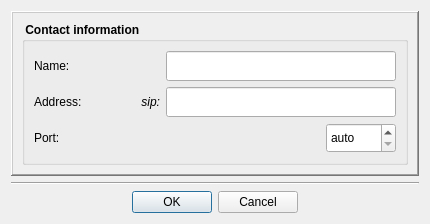
The window that Homer/forms/Dialogs/ContactEditDialog.ui (Homer-Conferencing/Homer-Conferencing) describes before a commit, drawn with Qt 5.
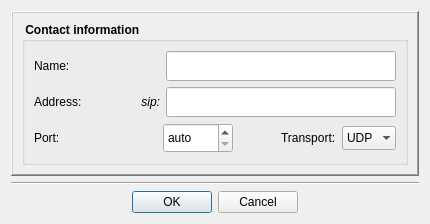
The same window after the commit. Icons and pictures are not drawn.

Commit message: - added support for configuring the transport protocol for conference management - continue fix: correct handling of IPv6 addresses with capital letters, convert DNS names to lower case

```diff
--- a/Homer/forms/Dialogs/ContactEditDialog.ui
+++ b/Homer/forms/Dialogs/ContactEditDialog.ui
@@ -94,6 +94,9 @@
              <property name="orientation">
               <enum>Qt::Horizontal</enum>
              </property>
+             <property name="sizeType">
+              <enum>QSizePolicy::MinimumExpanding</enum>
+             </property>
              <property name="sizeHint" stdset="0">
               <size>
                <width>2</width>
@@ -167,6 +170,9 @@
              <property name="orientation">
               <enum>Qt::Horizontal</enum>
              </property>
+             <property name="sizeType">
+              <enum>QSizePolicy::MinimumExpanding</enum>
+             </property>
              <property name="sizeHint" stdset="0">
               <size>
                <width>2</width>
@@ -265,10 +271,13 @@
             </widget>
            </item>
            <item>
-            <spacer>
+            <spacer name="horizontalSpacer_3">
              <property name="orientation">
               <enum>Qt::Horizontal</enum>
              </property>
+             <property name="sizeType">
+              <enum>QSizePolicy::MinimumExpanding</enum>
+             </property>
              <property name="sizeHint" stdset="0">
               <size>
                <width>2</width>
@@ -317,6 +326,76 @@
              </property>
             </widget>
            </item>
+           <item>
+            <spacer>
+             <property name="orientation">
+              <enum>Qt::Horizontal</enum>
+             </property>
+             <property name="sizeType">
+              <enum>QSizePolicy::MinimumExpanding</enum>
+             </property>
+             <property name="sizeHint" stdset="0">
+              <size>
+               <width>2</width>
+               <height>20</height>
+              </size>
+             </property>
+            </spacer>
+           </item>
+           <item>
+            <widget class="QLabel" name="label_2">
+             <property name="minimumSize">
+              <size>
+               <width>0</width>
+               <height>30</height>
+              </size>
+             </property>
+             <property name="font">
+              <font>
+               <weight>50</weight>
+               <bold>false</bold>
+              </font>
+             </property>
+             <property name="text">
+              <string>Transport:</string>
+             </property>
+            </widget>
+           </item>
+           <item>
+            <widget class="QComboBox" name="mCbTransport">
+             <property name="minimumSize">
+              <size>
+               <width>0</width>
+               <height>24</height>
+              </size>
+             </property>
+             <property name="maximumSize">
+              <size>
+               <width>16777215</width>
+               <height>24</height>
+              </size>
+             </property>
+             <property name="font">
+              <font>
+               <weight>50</weight>
+               <bold>false</bold>
+              </font>
+             </property>
+             <property name="frame">
+              <bool>false</bool>
+             </property>
+             <item>
+              <property name="text">
+               <string>UDP</string>
+              </property>
+             </item>
+             <item>
+              <property name="text">
+               <string>TCP</string>
+              </property>
+             </item>
+            </widget>
+           </item>
           </layout>
          </item>
         </layout>
```
The commit also changes 10 other files.
